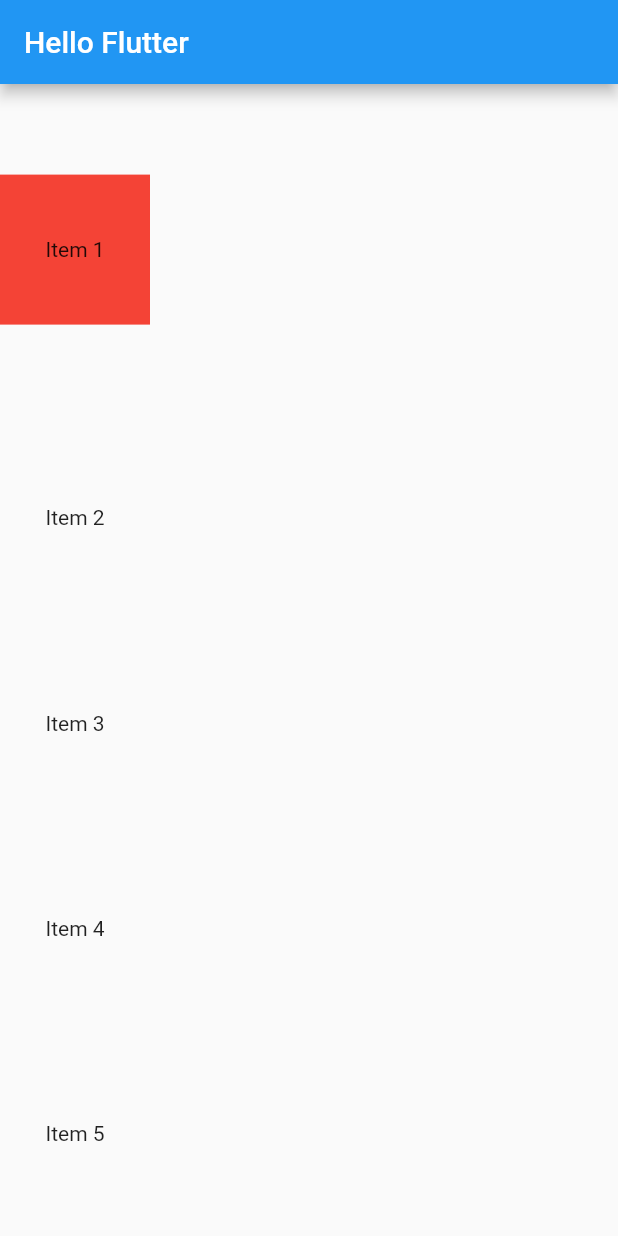
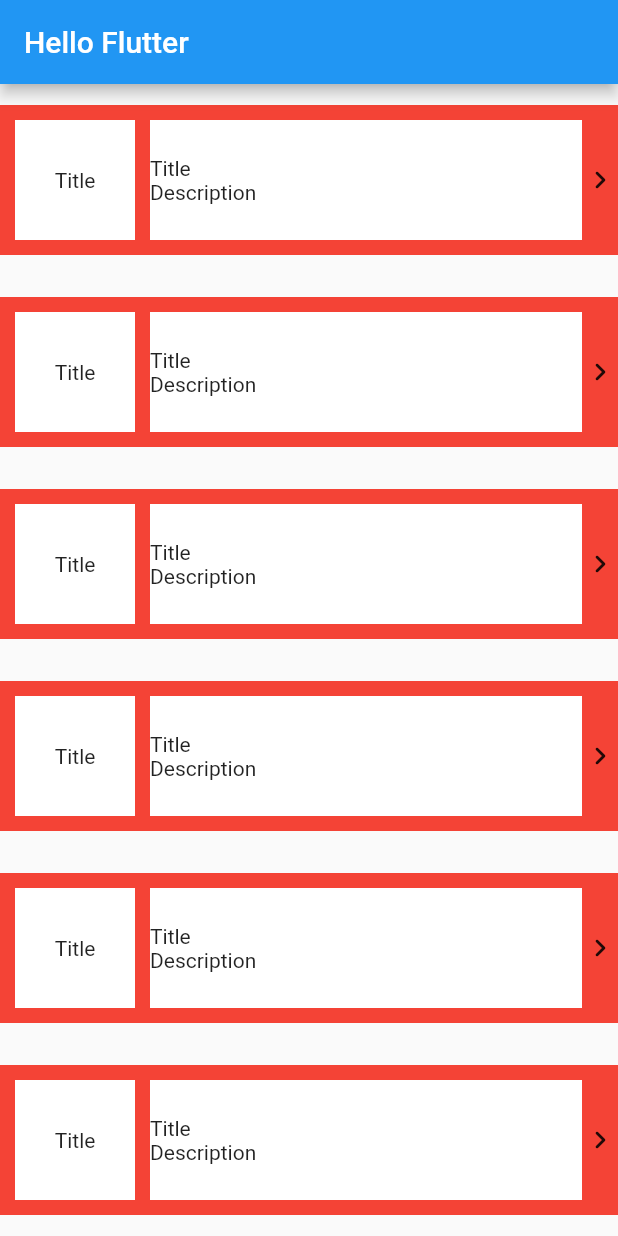
Before and after one commit to khomkrit/intro_to_flutter, a Flutter app: the screen it shows after launch, on a phone screen of 412 x 824 dp. Run offline on Flutter 3.47's test engine with Material 2 defaults, Android fonts, the phone set to English and light mode, and no system bars.

Commit message:
Create a Tile with Row combile column

```diff
--- a/lib/main.dart
+++ b/lib/main.dart
@@ -13,21 +13,52 @@ class MyApp extends StatelessWidget {
         body: Column(
           mainAxisAlignment: MainAxisAlignment.spaceAround,
           children: [
-            Container(
-              color: Colors.red,
-              width: 100,
-              height: 100,
-              child: Center(
-                child: Text('Item 1'),
-              ),
-            ),
-            Text('Item 2'),
-            Text('Item 3'),
-            Text('Item 4'),
-            Text('Item 5'),
+            _buildTile('Title 1'),
+            _buildTile('Title 2'),
+            _buildTile('Title 3'),
+            _buildTile('Title 4'),
+            _buildTile('Title 5'),
+            _buildTile('Title 4'),
           ],
         ),
       ),
     );
   }
+
+  Widget _buildTile(String title) {
+    return Container(
+      color: Colors.red,
+      width: double.infinity,
+      height: 100,
+      child: Row(
+        children: [
+          Container(
+            width: 80,
+            height: 80,
+            color: Colors.white,
+            margin: EdgeInsets.only(left: 10),
+            child: Center(
+              child: Text('Title'),
+            ),
+          ),
+          Expanded(
+            child: Container(
+              height: 80,
+              margin: EdgeInsets.only(left: 10),
+              color: Colors.white,
+              child: Column(
+                crossAxisAlignment: CrossAxisAlignment.start,
+                mainAxisAlignment: MainAxisAlignment.center,
+                children: [
+                  Text('Title'),
+                  Text('Description')
+                ]
+              ),
+            )
+          ),
+          Icon(Icons.navigate_next_rounded)
+        ],
+      ),
+    );
+  }
 }
```
